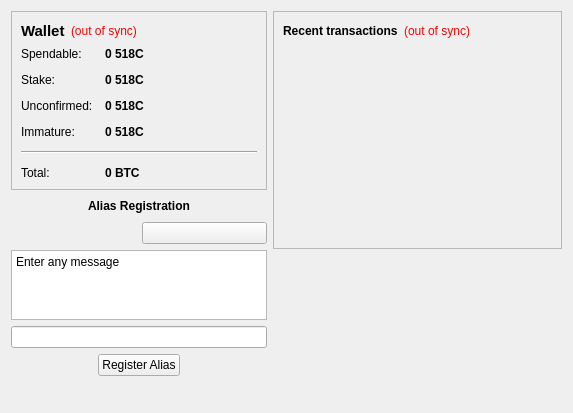
Old version of the form src/qt/forms/overviewpage.ui in the repository 518coin/518coin.
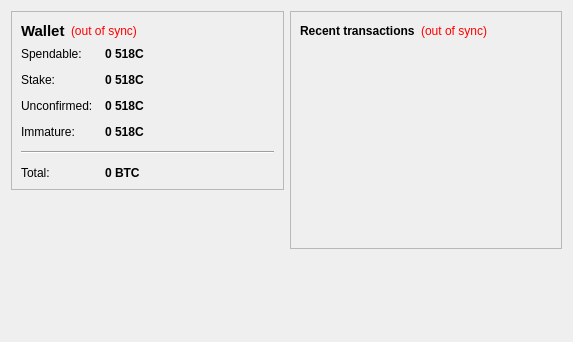
New version of the form. Icons and pictures are not drawn. Custom widgets are drawn as their Qt base class.

The edit to the form file:
```diff
--- a/src/qt/forms/overviewpage.ui
+++ b/src/qt/forms/overviewpage.ui
@@ -7,21 +7,15 @@
     <x>0</x>
     <y>0</y>
     <width>573</width>
-    <height>345</height>
+    <height>342</height>
    </rect>
   </property>
   <property name="windowTitle">
    <string>Form</string>
   </property>
-  <layout class="QHBoxLayout" name="horizontalLayout" stretch="0,1">
+  <layout class="QHBoxLayout" name="horizontalLayout" stretch="1,1">
    <item>
-    <layout class="QVBoxLayout" name="verticalLayout_2" stretch="0,0,0,0,0">
-     <property name="spacing">
-      <number>6</number>
-     </property>
-     <property name="sizeConstraint">
-      <enum>QLayout::SetDefaultConstraint</enum>
-     </property>
+    <layout class="QVBoxLayout" name="verticalLayout_2">
      <item>
       <widget class="QFrame" name="frame">
        <property name="frameShape">
@@ -243,189 +237,6 @@
        </layout>
       </widget>
      </item>
-     <item>
-      <layout class="QHBoxLayout" name="horizontalLayout_3">
-       <item>
-        <spacer name="horizontalSpacer_4">
-         <property name="orientation">
-          <enum>Qt::Horizontal</enum>
-         </property>
-         <property name="sizeHint" stdset="0">
-          <size>
-           <width>40</width>
-           <height>20</height>
-          </size>
-         </property>
-        </spacer>
-       </item>
-       <item>
-        <widget class="QLabel" name="label_2">
-         <property name="font">
-          <font>
-           <weight>75</weight>
-           <bold>true</bold>
-          </font>
-         </property>
-         <property name="text">
-          <string>Alias Registration</string>
-         </property>
-        </widget>
-       </item>
-       <item>
-        <spacer name="horizontalSpacer_3">
-         <property name="orientation">
-          <enum>Qt::Horizontal</enum>
-         </property>
-         <property name="sizeHint" stdset="0">
-          <size>
-           <width>40</width>
-           <height>20</height>
-          </size>
-         </property>
-        </spacer>
-       </item>
-      </layout>
-     </item>
-     <item>
-      <layout class="QVBoxLayout" name="verticalLayout_5">
-       <item>
-        <layout class="QHBoxLayout" name="horizontalLayout_5">
-         <item>
-          <widget class="QValidatedLineEdit" name="addressIn" native="true">
-           <property name="toolTip">
-            <string>The 518coin address to sign the message with</string>
-           </property>
-           <property name="styleSheet">
-            <string notr="true"/>
-           </property>
-           <property name="maxLength" stdset="0">
-            <number>40</number>
-           </property>
-          </widget>
-         </item>
-         <item>
-          <widget class="QPushButton" name="pasteButton_SFRM">
-           <property name="toolTip">
-            <string>Paste address from clipboard</string>
-           </property>
-           <property name="text">
-            <string/>
-           </property>
-           <property name="icon">
-            <iconset resource="../bitcoin.qrc">
-             <normaloff>:/icons/editpaste</normaloff>:/icons/editpaste</iconset>
-           </property>
-           <property name="shortcut">
-            <string>Alt+P</string>
-           </property>
-           <property name="autoDefault">
-            <bool>false</bool>
-           </property>
-          </widget>
-         </item>
-        </layout>
-       </item>
-       <item>
-        <layout class="QHBoxLayout" name="horizontalLayout_6">
-         <item>
-          <widget class="QPlainTextEdit" name="messageIn">
-           <property name="toolTip">
-            <string>Enter the message you want to sign here</string>
-           </property>
-           <property name="plainText">
-            <string>Enter any message</string>
-           </property>
-          </widget>
-         </item>
-        </layout>
-       </item>
-       <item>
-        <layout class="QHBoxLayout" name="horizontalLayout_8">
-         <item>
-          <widget class="QLineEdit" name="aliasIn">
-           <property name="toolTip">
-            <string>Enter an Alias to pair with your address</string>
-           </property>
-          </widget>
-         </item>
-        </layout>
-       </item>
-       <item>
-        <layout class="QHBoxLayout" name="horizontalLayout_9">
-         <item>
-          <spacer name="horizontalSpacer_6">
-           <property name="orientation">
-            <enum>Qt::Horizontal</enum>
-           </property>
-           <property name="sizeHint" stdset="0">
-            <size>
-             <width>40</width>
-             <height>20</height>
-            </size>
-           </property>
-          </spacer>
-         </item>
-         <item>
-          <widget class="QPushButton" name="signMessageButton">
-           <property name="text">
-            <string>Register Alias</string>
-           </property>
-          </widget>
-         </item>
-         <item>
-          <spacer name="horizontalSpacer_5">
-           <property name="orientation">
-            <enum>Qt::Horizontal</enum>
-           </property>
-           <property name="sizeHint" stdset="0">
-            <size>
-             <width>40</width>
-             <height>20</height>
-            </size>
-           </property>
-          </spacer>
-         </item>
-        </layout>
-       </item>
-      </layout>
-     </item>
-     <item>
-      <layout class="QHBoxLayout" name="horizontalLayout_11">
-       <item>
-        <spacer name="horizontalSpacer_8">
-         <property name="orientation">
-          <enum>Qt::Horizontal</enum>
-         </property>
-         <property name="sizeHint" stdset="0">
-          <size>
-           <width>40</width>
-           <height>20</height>
-          </size>
-         </property>
-        </spacer>
-       </item>
-       <item>
-        <widget class="QLabel" name="statusLabel">
-         <property name="text">
-          <string/>
-         </property>
-        </widget>
-       </item>
-       <item>
-        <spacer name="horizontalSpacer_7">
-         <property name="orientation">
-          <enum>Qt::Horizontal</enum>
-         </property>
-         <property name="sizeHint" stdset="0">
-          <size>
-           <width>40</width>
-           <height>20</height>
-          </size>
-         </property>
-        </spacer>
-       </item>
-      </layout>
-     </item>
      <item>
       <spacer name="verticalSpacer">
        <property name="orientation">
@@ -531,15 +342,6 @@
    </item>
   </layout>
  </widget>
- <customwidgets>
-  <customwidget>
-   <class>QValidatedLineEdit</class>
-   <extends>QWidget</extends>
-   <header>qvalidatedlineedit.h</header>
-  </customwidget>
- </customwidgets>
- <resources>
-  <include location="../bitcoin.qrc"/>
- </resources>
+ <resources/>
  <connections/>
 </ui>
```
